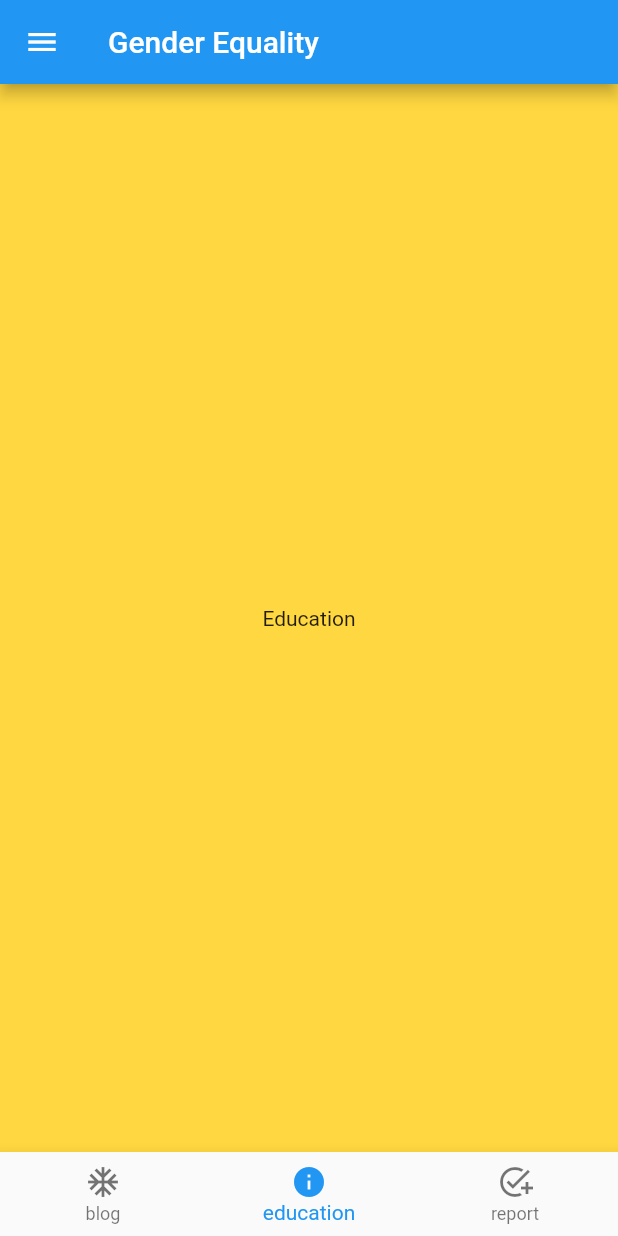
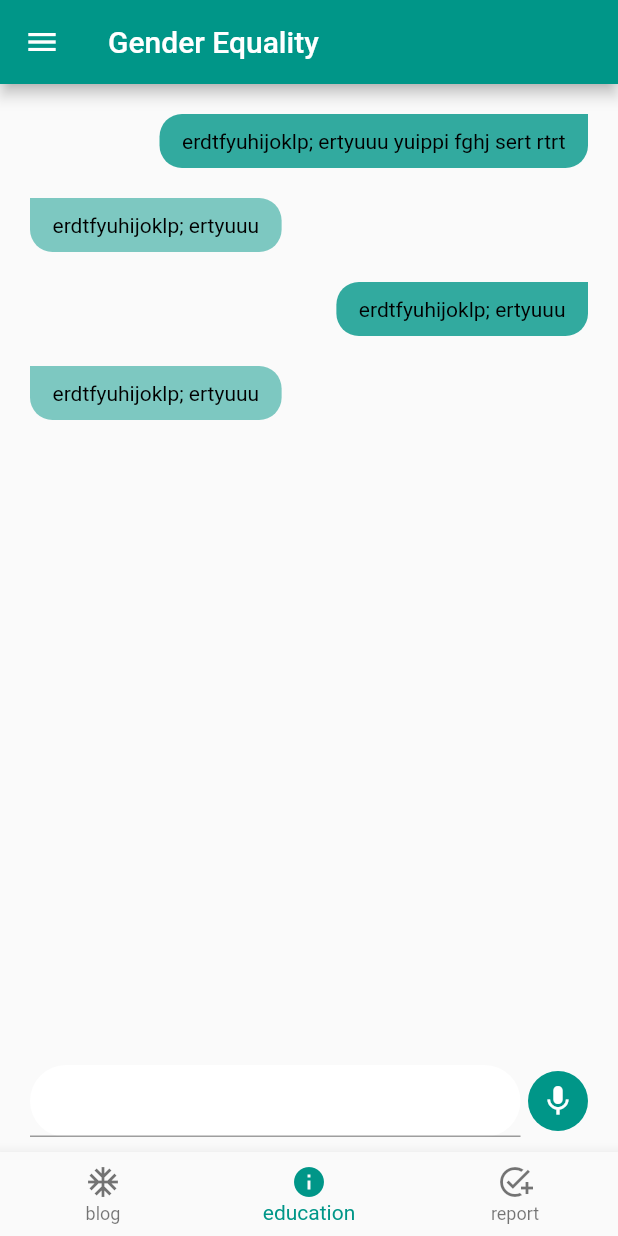
Before and after one commit to omary99/ui_gender_equality, a Flutter app: the screen it shows after launch, item 2 of the bottom bar chosen, on a phone screen of 412 x 824 dp. Run offline on Flutter 3.47's test engine with Material 2 defaults, Android fonts, the phone set to English and light mode, and no system bars; network calls fail.

Commit message:
second commit

```diff
--- a/lib/App.dart
+++ b/lib/App.dart
@@ -9,7 +9,7 @@ class App extends StatelessWidget {
       title: 'GENDER EQUALITY',
       theme: ThemeData(
 
-        primarySwatch: Colors.blue,
+        primarySwatch: Colors.teal,
 
       ),
       debugShowCheckedModeBanner: false,
--- /dev/null
+++ b/lib/models/message_model.dart
@@ -0,0 +1,14 @@
+class MessageModel {
+  final int id;
+  final String text;
+  final bool isSentByMe;
+
+  MessageModel( {required this.isSentByMe,required this.id, required this.text});
+}
+
+List<MessageModel> sampleMessagesData = [
+  MessageModel(text: 'erdtfyuhijoklp; ertyuuu yuippi fghj sert rtrt', id: 1, isSentByMe: true),
+  MessageModel(text: 'erdtfyuhijoklp; ertyuuu', id: 2, isSentByMe: false),
+  MessageModel(text: 'erdtfyuhijoklp; ertyuuu', id: 3, isSentByMe: true),
+  MessageModel(text: 'erdtfyuhijoklp; ertyuuu', id: 4, isSentByMe: false),
+];
--- /dev/null
+++ b/lib/screens/screens/blog/components/incoming_card.dart
@@ -0,0 +1,22 @@
+import 'package:flutter/material.dart';
+import 'package:gender_equality/models/message_model.dart';
+
+class IncomingCard extends StatelessWidget {
+  final MessageModel message;
+  IncomingCard({Key? key, required this.message}) : super(key: key);
+
+  @override
+  Widget build(BuildContext context) {
+    return Container(
+      padding: EdgeInsets.symmetric(horizontal: 15, vertical: 10),
+      child: Text(message.text, style: TextStyle(color: Colors.black),),
+      decoration: BoxDecoration(
+        color: Colors.teal.withOpacity(message.isSentByMe ? 0.8 : 0.5),
+        borderRadius: BorderRadius.only(
+            topLeft: Radius.circular(message.isSentByMe ? 15 : 0),
+            topRight: Radius.circular(message.isSentByMe ? 0 : 15),
+            bottomLeft: Radius.circular(15), bottomRight: Radius.circular(15)),
+      ),
+    );
+  }
+}
--- a/lib/screens/screens/blog/components/media_components/video_card.dart
+++ b/lib/screens/screens/blog/components/media_components/video_card.dart
@@ -6,6 +6,7 @@ class VideoCard extends StatelessWidget {
   @override
   Widget build(BuildContext context) {
     return Container(
+
       width: MediaQuery.of(context).size.width * 0.46,
       child: AspectRatio(
         aspectRatio: 1.6,
@@ -15,7 +16,9 @@ class VideoCard extends StatelessWidget {
             Padding(
               padding: const EdgeInsets.all(8.0),
               child: Container(
+
                 decoration: BoxDecoration(
+                  borderRadius: BorderRadius.circular(15),
                     image: DecorationImage(
                   image: NetworkImage('https://picsum.photos/200/300'),
                   fit: BoxFit.cover,
--- a/lib/screens/screens/education_screen.dart
+++ b/lib/screens/screens/education_screen.dart
@@ -1,13 +1,91 @@
 import 'package:flutter/material.dart';
+import 'package:gender_equality/models/message_model.dart';
+import 'package:gender_equality/screens/screens/blog/components/incoming_card.dart';
 
-class EducationScreen extends StatelessWidget {
-  const EducationScreen({ Key? key }) : super(key: key);
+class EducationScreen extends StatefulWidget {
+   EducationScreen({Key? key}) : super(key: key);
+
+  @override
+  _EducationScreenState createState() => _EducationScreenState();
+}
+
+class _EducationScreenState extends State<EducationScreen> {
+  bool _sendMessage = false;
 
   @override
   Widget build(BuildContext context) {
-    return Container(
-      color: Colors.amberAccent,
-      child: Center(child: Text('Education'),),
+    return Column(
+      children: [
+        Expanded(
+          child: Padding(
+            padding: EdgeInsets.symmetric(horizontal: 20),
+            child: ListView.builder(
+                itemBuilder: (_, index) {
+                  return Padding(
+                    padding: const EdgeInsets.only(top: 20),
+                    child: Row(
+                      mainAxisAlignment: sampleMessagesData[index].isSentByMe
+                          ? MainAxisAlignment.end
+                          : MainAxisAlignment.start,
+                      children: [
+                        IncomingCard(
+                          message: sampleMessagesData[index],
+                        ),
+                      ],
+                    ),
+                  );
+                },
+                itemCount: sampleMessagesData.length),
+          ),
+        ),
+        Padding(
+          padding: const EdgeInsets.symmetric(horizontal: 20, vertical: 10),
+          child: Row(
+            children: [
+              Expanded(
+                child: Container(
+                  decoration: BoxDecoration(
+                      color: Colors.white,
+                      borderRadius: BorderRadius.circular(30)),
+                  child: Row(
+                    children: [
+                      Expanded(child: TextField(
+                        onChanged: (value) {
+                          print(value);
+                          if (value.isEmpty) {
+                            setState(() {
+                              _sendMessage = false;
+                            });
+                          } else {
+                          setState(() {
+                              _sendMessage = true;
+                          });
+                          }
+                        },
+                      ))
+                    ],
+                  ),
+                ),
+              ),
+              SizedBox(
+                width: 5,
+              ),
+              Container(
+                height: 40,
+                width: 40,
+                child: Center(
+                  child: Icon(
+                   _sendMessage? Icons.send: Icons.mic,
+                    color: Colors.white,
+                  ),
+                ),
+                decoration:
+                    BoxDecoration(color: Colors.teal, shape: BoxShape.circle),
+              )
+            ],
+          ),
+        )
+      ],
     );
   }
 }
```
Also changed, not shown: lib/models/report_model.dart (+8 -1 lines), lib/screens/screens/blog/components/media_components/audio_card.dart (+4 -4 lines), lib/screens/screens/blog/components/media_components/image_card.dart (+6 -3 lines), lib/screens/screens/blog/components/media_components/text_card.dart (+9 -9 lines), lib/screens/screens/report_screen.dart (+16 -8 lines).
